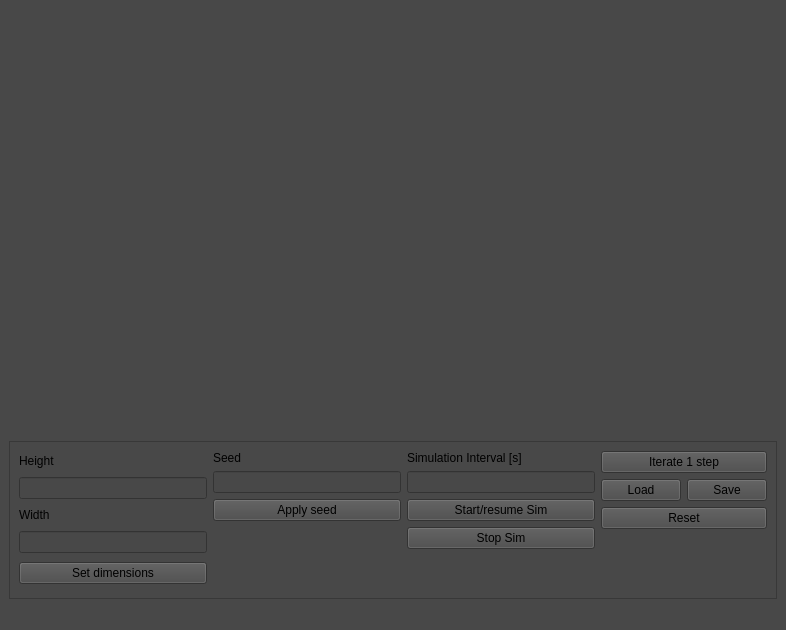
Old version of the form mainwindow.ui in the repository KacKozak2022/Game-of-Life.
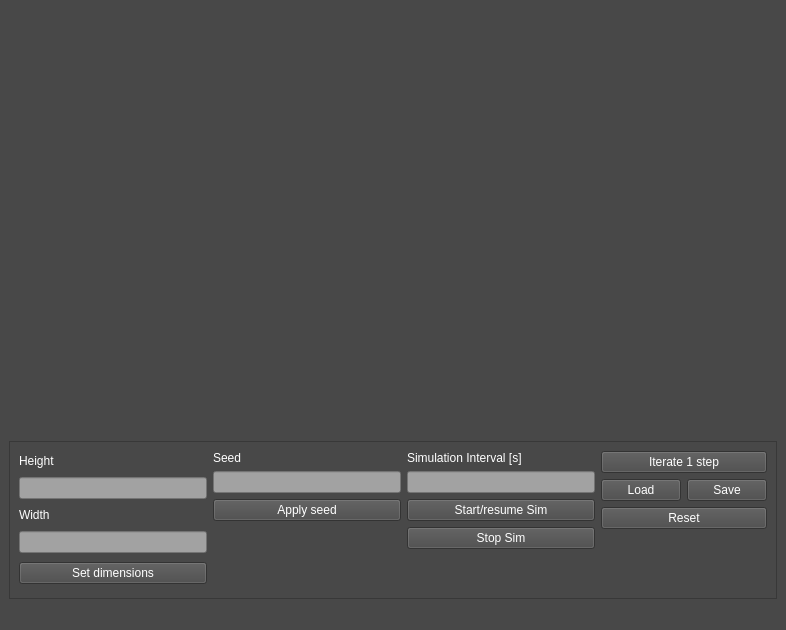
New version of the form.

Commit message: adjusted seed probability and tweaked GUI

```diff
--- a/mainwindow.ui
+++ b/mainwindow.ui
@@ -106,13 +106,20 @@
                <verstretch>0</verstretch>
               </sizepolicy>
              </property>
+             <property name="styleSheet">
+              <string notr="true">color: rgb(255, 255, 255);</string>
+             </property>
              <property name="text">
               <string>Height</string>
              </property>
             </widget>
            </item>
            <item>
-            <widget class="QLineEdit" name="heightEdit"/>
+            <widget class="QLineEdit" name="heightEdit">
+             <property name="styleSheet">
+              <string notr="true">background-color: rgb(162, 162, 162);</string>
+             </property>
+            </widget>
            </item>
            <item>
             <widget class="QLabel" name="Wlabel">
@@ -122,16 +129,26 @@
                <verstretch>0</verstretch>
               </sizepolicy>
              </property>
+             <property name="styleSheet">
+              <string notr="true">color: rgb(255, 255, 255);</string>
+             </property>
              <property name="text">
               <string>Width</string>
              </property>
             </widget>
            </item>
            <item>
-            <widget class="QLineEdit" name="widthEdit"/>
+            <widget class="QLineEdit" name="widthEdit">
+             <property name="styleSheet">
+              <string notr="true">background-color: rgb(162, 162, 162);</string>
+             </property>
+            </widget>
            </item>
            <item>
             <widget class="QPushButton" name="dimensionsButton">
+             <property name="styleSheet">
+              <string notr="true">color: rgb(255, 255, 255);</string>
+             </property>
              <property name="text">
               <string>Set dimensions</string>
              </property>
@@ -149,16 +166,26 @@
                <verstretch>0</verstretch>
               </sizepolicy>
              </property>
+             <property name="styleSheet">
+              <string notr="true">color: rgb(255, 255, 255);</string>
+             </property>
              <property name="text">
               <string>Seed</string>
              </property>
             </widget>
            </item>
            <item>
-            <widget class="QLineEdit" name="seedEdit"/>
+            <widget class="QLineEdit" name="seedEdit">
+             <property name="styleSheet">
+              <string notr="true">background-color: rgb(162, 162, 162);</string>
+             </property>
+            </widget>
            </item>
            <item>
             <widget class="QPushButton" name="seedButton">
+             <property name="styleSheet">
+              <string notr="true">color: rgb(255, 255, 255);</string>
+             </property>
              <property name="text">
               <string>Apply seed</string>
              </property>
@@ -183,16 +210,26 @@
           <layout class="QVBoxLayout" name="verticalLayout_3">
            <item>
             <widget class="QLabel" name="Intlabel">
+             <property name="styleSheet">
+              <string notr="true">color: rgb(255, 255, 255);</string>
+             </property>
              <property name="text">
               <string>Simulation Interval [s]</string>
              </property>
             </widget>
            </item>
            <item>
-            <widget class="QLineEdit" name="simIntervalEdit"/>
+            <widget class="QLineEdit" name="simIntervalEdit">
+             <property name="styleSheet">
+              <string notr="true">background-color: rgb(162, 162, 162);</string>
+             </property>
+            </widget>
            </item>
            <item>
             <widget class="QPushButton" name="startSimButton">
+             <property name="styleSheet">
+              <string notr="true">color: rgb(255, 255, 255);</string>
+             </property>
              <property name="text">
               <string>Start/resume Sim</string>
              </property>
@@ -200,6 +237,9 @@
            </item>
            <item>
             <widget class="QPushButton" name="stopSimButton">
+             <property name="styleSheet">
+              <string notr="true">color: rgb(255, 255, 255);</string>
+             </property>
              <property name="text">
               <string>Stop Sim</string>
              </property>
@@ -224,6 +264,9 @@
           <layout class="QVBoxLayout" name="verticalLayout_4">
            <item>
             <widget class="QPushButton" name="iterateButton">
+             <property name="styleSheet">
+              <string notr="true">color: rgb(255, 255, 255);</string>
+             </property>
              <property name="text">
               <string>Iterate 1 step</string>
              </property>
@@ -233,6 +276,9 @@
             <layout class="QHBoxLayout" name="horizontalLayout">
              <item>
               <widget class="QPushButton" name="loadButton">
+               <property name="styleSheet">
+                <string notr="true">color: rgb(255, 255, 255);</string>
+               </property>
                <property name="text">
                 <string>Load</string>
                </property>
@@ -240,6 +286,9 @@
              </item>
              <item>
               <widget class="QPushButton" name="saveButton">
+               <property name="styleSheet">
+                <string notr="true">color: rgb(255, 255, 255);</string>
+               </property>
                <property name="text">
                 <string>Save</string>
                </property>
@@ -249,6 +298,9 @@
            </item>
            <item>
             <widget class="QPushButton" name="resetButton">
+             <property name="styleSheet">
+              <string notr="true">color: rgb(255, 255, 255);</string>
+             </property>
              <property name="text">
               <string>Reset</string>
              </property>
```
The commit also changes 1 other file.
